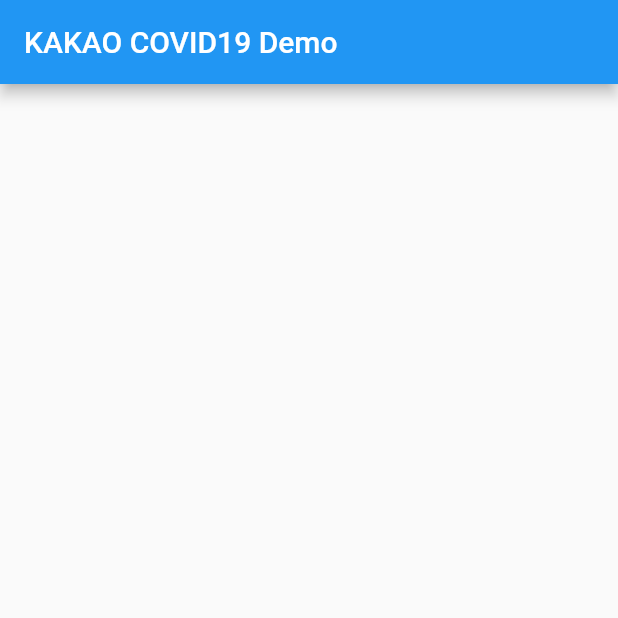
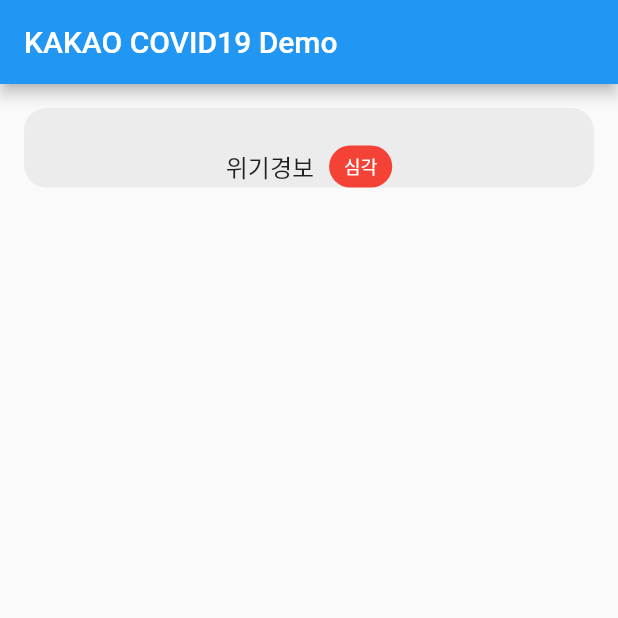
Before and after one commit to any1ok/kakao_covid_clone, a Flutter app: the screen it shows after launch, on a phone screen of 412 x 824 dp, the top half of it. Run offline on Flutter 3.47's test engine with Material 2 defaults, Android fonts, the phone set to English and light mode, and no system bars.

Commit message:
up title

```diff
--- a/lib/main.dart
+++ b/lib/main.dart
@@ -33,6 +33,48 @@ class _MyCovid19PageState extends State<MyCovid19Page> {
         appBar: AppBar(
         title : Text(widget.title)
     ),
+    body: ListView(
+      padding: const EdgeInsets.all(16), //padding,margin 과 같이 크기 조정할때 자주 사용하는 클래스이다.
+        children: [
+          Container(
+            padding: const EdgeInsets.only(top:25),
+            decoration: BoxDecoration( // 그냥 박스 데코
+                color: Colors.grey.withOpacity(0.15),
+                borderRadius: const BorderRadius.all(
+                  Radius.circular(15.0), // 꼭지점이 얼마나 휘어 있는지
+                )
+            ),
+            child: Column(
+              mainAxisAlignment: MainAxisAlignment.center, //정렬
+              children: [
+                Row(
+                  mainAxisAlignment: MainAxisAlignment.center,
+                  children: [
+                    Text("위기경보",
+                    style: TextStyle(
+                      fontSize: 16,
+                    ),),
+                    SizedBox(
+                      width: 10,  // 가상박스를 넣어 거리 조절 지린다~
+                    ),
+                    Container(
+                      padding:
+                      EdgeInsets.symmetric(vertical: 5,horizontal: 10),
+                      decoration: BoxDecoration(
+                        color: Colors.red,
+                        borderRadius: BorderRadius.all(
+                          Radius.circular(15.0),
+                        )),
+                      child: Text("심각",
+                        style: TextStyle(color: Colors.white, fontSize: 12))
+                    )
+                  ],
+                )
+              ],
+            ),
+          ),
+        ]
+    )
     );
   }
 }
```
